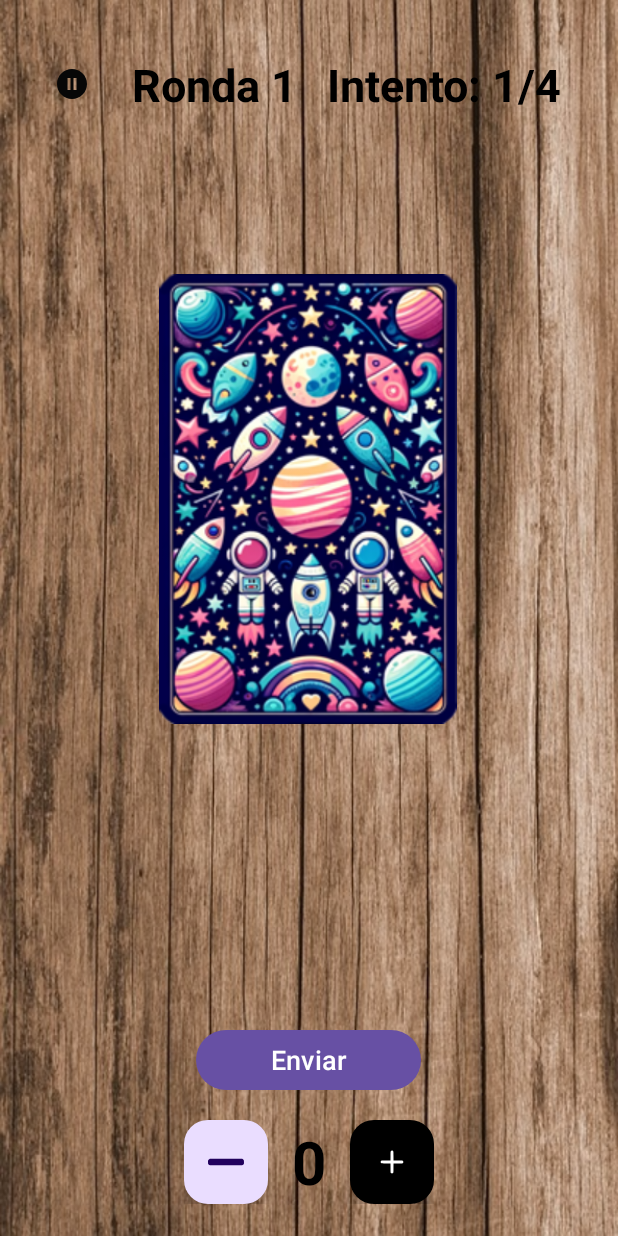
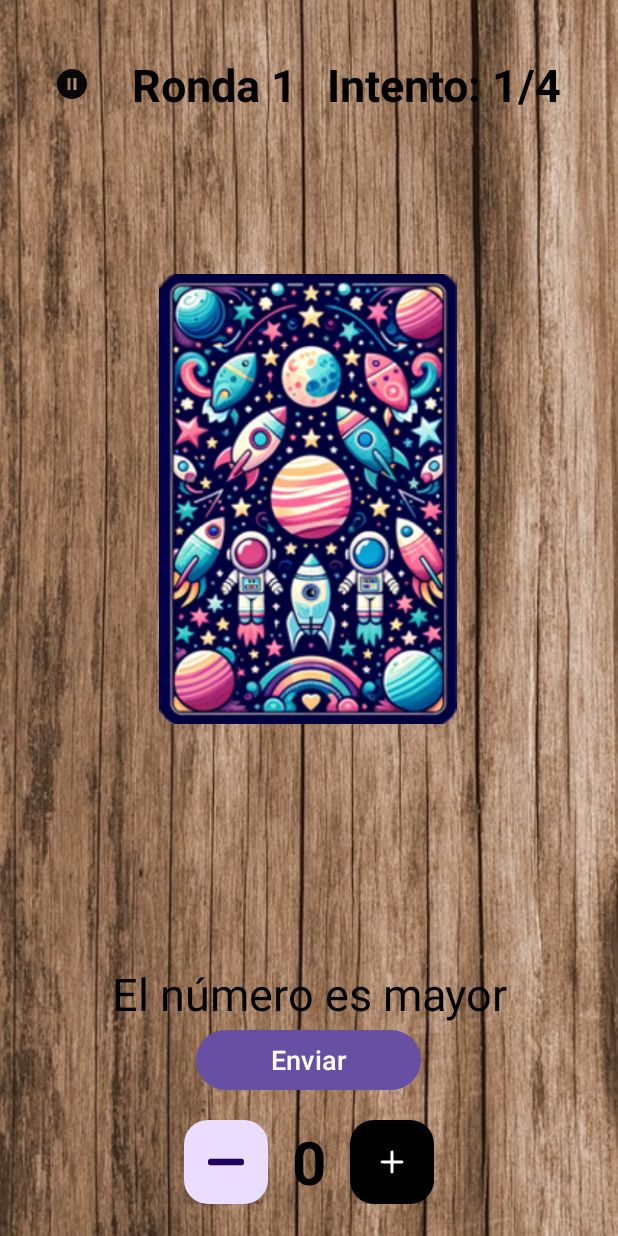
Before and after one commit to ALaLodev/ByteBuiders, an Android app: the GameActivity screen opened directly, with no data from a screen before it, after a tap on an icon or button, on a phone screen of 412 x 824 dp. Run offline under Robolectric (Android 15) with nearby library versions, the light colour scheme and no system bars; 1 other tap on this screen came first.

Commit message:
1 Player funcionando

```diff
--- a/app/src/main/res/layout/player_activity.xml
+++ b/app/src/main/res/layout/player_activity.xml
@@ -81,6 +81,19 @@
         app:layout_constraintStart_toStartOf="parent"
         app:layout_constraintTop_toBottomOf="@id/attemptsLayout" />
 
+    <TextView
+        android:id="@+id/feedback"
+        android:layout_width="wrap_content"
+        android:layout_height="wrap_content"
+        app:layout_constraintStart_toStartOf="parent"
+        app:layout_constraintBottom_toTopOf="@+id/sendButton"
+        app:layout_constraintEnd_toEndOf="parent"
+        android:gravity="center"
+        android:textSize="30sp"
+        android:textColor="@color/black"
+        android:text=""/>
+
+
     <!-- Control de Incremento/Decremento (botones + y - y número en medio) -->
     <Button
         android:id="@+id/sendButton"
```
Also changed, not shown: app/src/main/java/com/example/bytebuilders/GameActivity.kt (+40 -2 lines).
